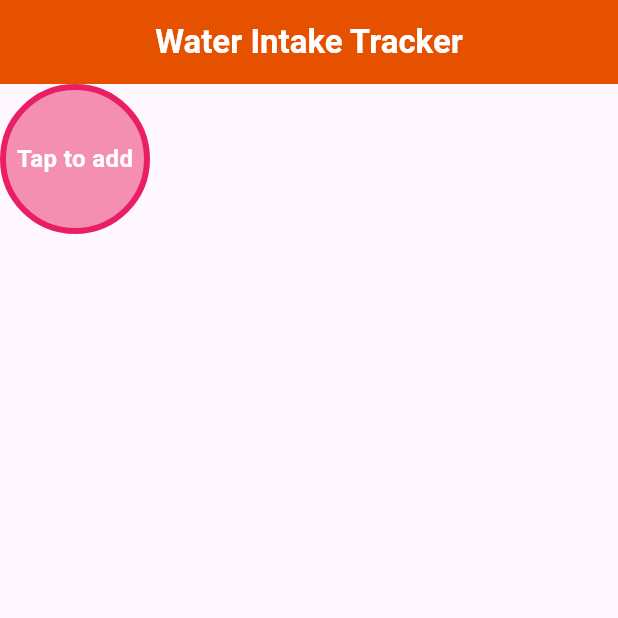
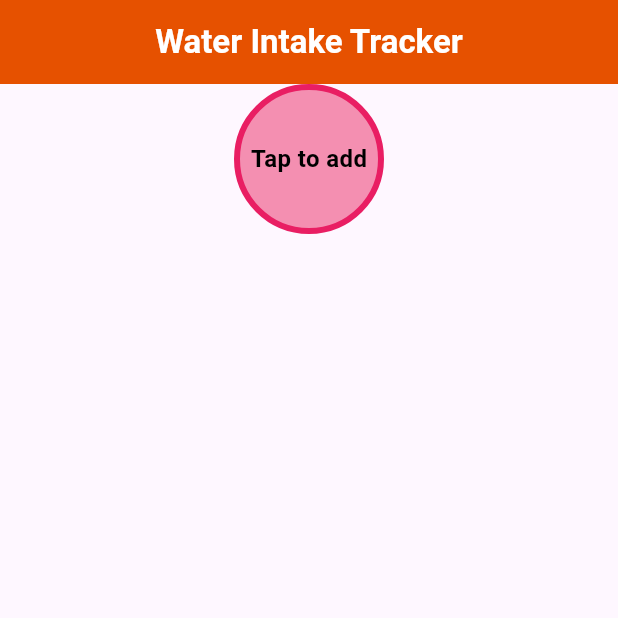
Before and after one commit to 201014002/Water-intake-tracker-application, a Flutter app: the screen it shows after launch, on a phone screen of 412 x 824 dp, the top half of it. Run offline on Flutter 3.47's test engine with Material 3 defaults, Android fonts, the phone set to English and light mode, and no system bars.

Commit message:
Edited commit.

```diff
--- a/lib/home_page.dart
+++ b/lib/home_page.dart
@@ -1,4 +1,5 @@
 import 'package:flutter/material.dart';
+import 'package:water_intake_tracker/water_intake.dart';
 
 class HomePage extends StatefulWidget {
   const HomePage({super.key});
@@ -8,6 +9,7 @@ class HomePage extends StatefulWidget {
 }
 
 class _HomePageState extends State<HomePage> {
+  List<WaterIntake> waterIntakeList = [];
   @override
   Widget build(BuildContext context) {
     return Scaffold(
@@ -20,8 +22,13 @@ class _HomePageState extends State<HomePage> {
         centerTitle: true,
       ),
       body: Column(
+        crossAxisAlignment: CrossAxisAlignment.center,
         children: [
-          Container(
+          InkWell(
+            onTap: () {
+              waterIntakeList.add(WaterIntake(1, DateTime.now()));
+            },
+            child: Container(
               height: 100,
               width: 100,
               alignment: Alignment.center,
@@ -33,11 +40,19 @@ class _HomePageState extends State<HomePage> {
               child: Text(
                 'Tap to add',
                 style: TextStyle(
-                  color: Colors.white,
+                    color: Colors.black,
                     fontWeight: FontWeight.w600,
                     fontSize: 16),
               ),
             ),
+          ),
+          Expanded(
+            child: ListView.builder(
+                itemCount: waterIntakeList.length,
+                itemBuilder: (context, index) {
+                  return ListTile();
+                }),
+          )
         ],
       ),
     );
```
Lines whose indentation alone changed are shown as unchanged.
